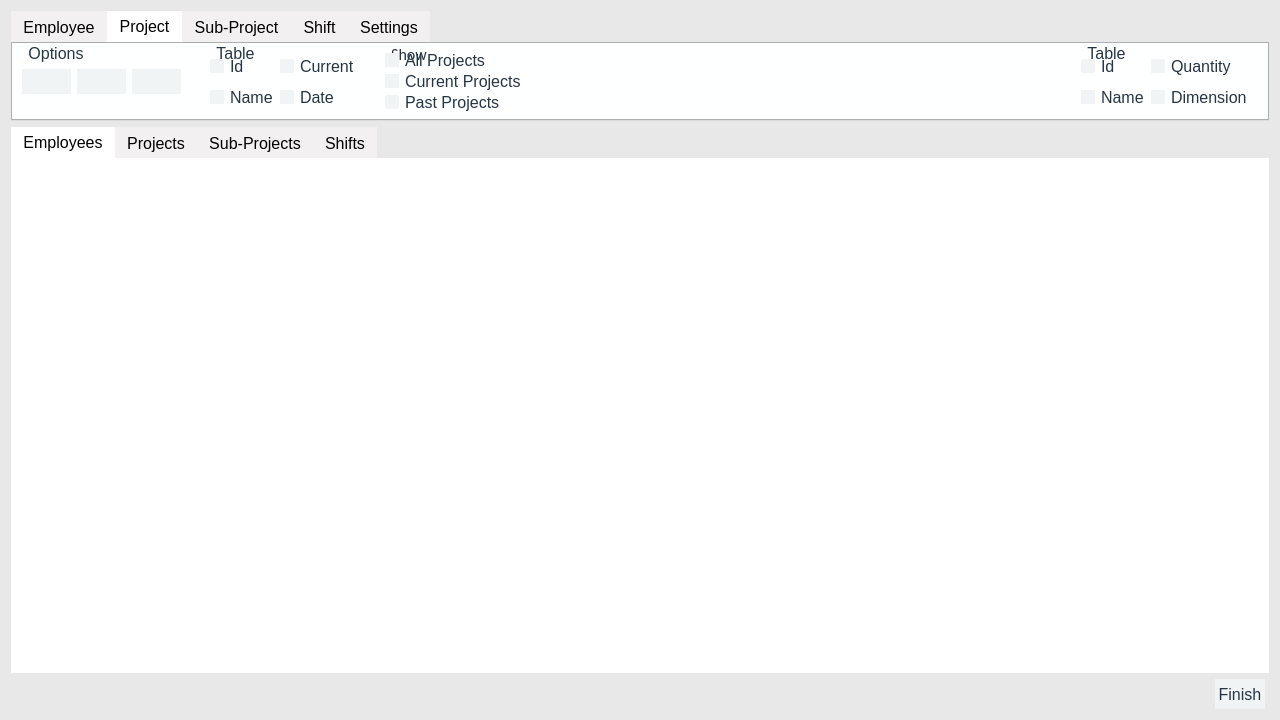
Old version of the form Source/Time-Track/mainform.ui in the repository joshuawootonn/time-track.
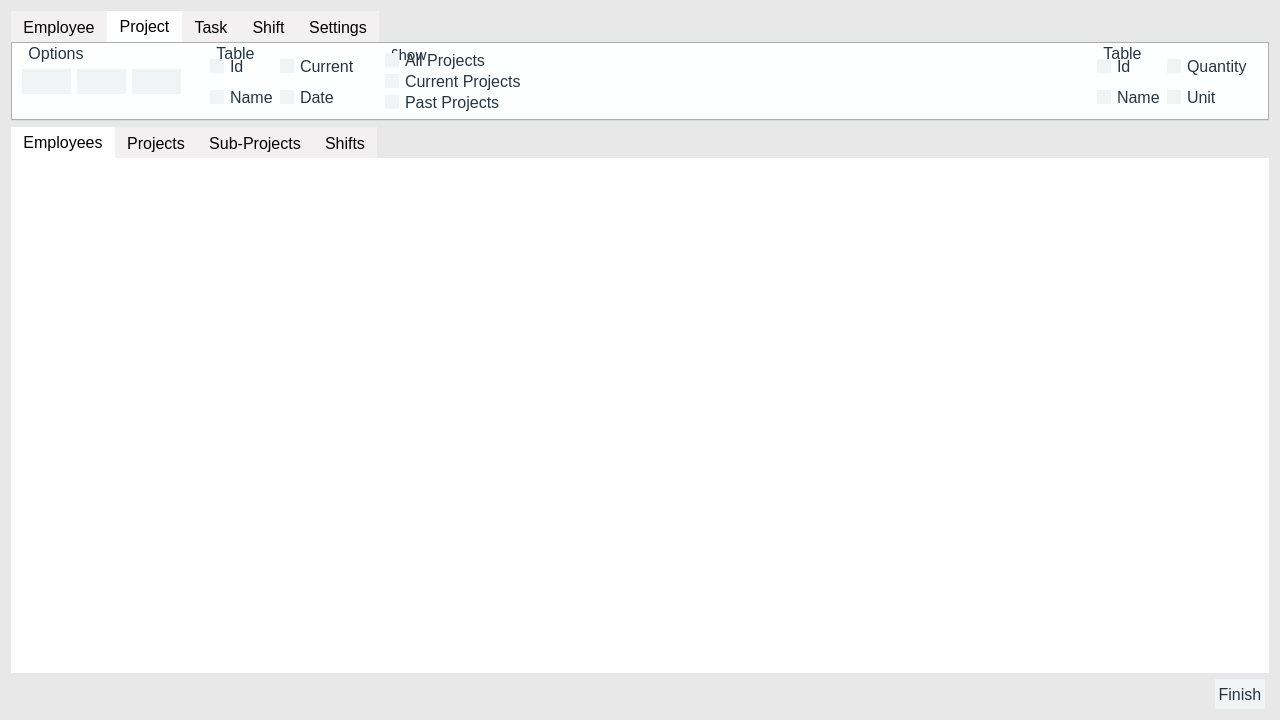
New version of the form.

Diff of the .ui file:
```diff
--- a/Source/Time-Track/mainform.ui
+++ b/Source/Time-Track/mainform.ui
@@ -1331,7 +1331,7 @@
               <item row="1" column="1">
                <widget class="QCheckBox" name="ProjectItemDimension">
                 <property name="text">
-                 <string>Dimension</string>
+                 <string>Unit</string>
                 </property>
                </widget>
               </item>
@@ -1366,7 +1366,7 @@
 }</string>
           </property>
           <attribute name="title">
-           <string>Sub-Project</string>
+           <string>Task</string>
           </attribute>
           <layout class="QHBoxLayout" name="horizontalLayout_8">
            <property name="spacing">
```
